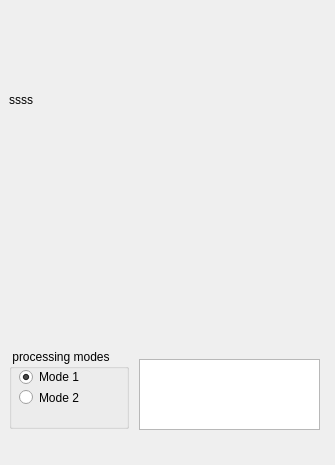
Qt form tracker_ui.ui (salehasgit/PixelTracker) before a commit.
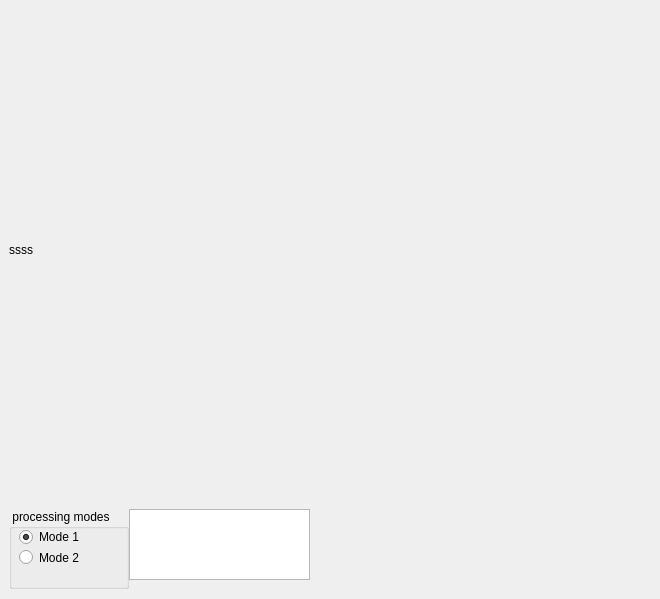
The same form after that commit.

```diff
--- a/tracker_ui.ui
+++ b/tracker_ui.ui
@@ -6,8 +6,8 @@
    <rect>
     <x>0</x>
     <y>0</y>
-    <width>335</width>
-    <height>465</height>
+    <width>660</width>
+    <height>599</height>
    </rect>
   </property>
   <property name="windowTitle">
@@ -28,8 +28,8 @@
          </property>
          <property name="geometry">
           <rect>
-           <x>130</x>
-           <y>350</y>
+           <x>120</x>
+           <y>500</y>
            <width>181</width>
            <height>71</height>
           </rect>
@@ -43,8 +43,8 @@
           <rect>
            <x>0</x>
            <y>0</y>
-           <width>321</width>
-           <height>181</height>
+           <width>641</width>
+           <height>481</height>
           </rect>
          </property>
          <property name="text">
@@ -55,7 +55,7 @@
          <property name="geometry">
           <rect>
            <x>0</x>
-           <y>340</y>
+           <y>500</y>
            <width>120</width>
            <height>80</height>
           </rect>
```
Left out of the diff: 3 changed lines with no effect on the pictures.
